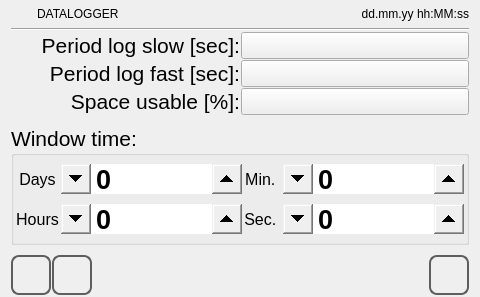
Before: the Qt Designer form qt_templates/ATCM-template-project/datalog_set.ui in MECTsrl/mect_plugins, drawn with Qt 5.
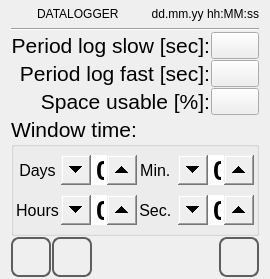
After: the same form once the commit is applied. Icons and pictures are not drawn.

Patch:
```diff
--- a/qt_templates/ATCM-template-project/datalog_set.ui
+++ b/qt_templates/ATCM-template-project/datalog_set.ui
@@ -6,8 +6,7 @@
    <rect>
     <x>0</x>
     <y>0</y>
-    <width>480</width>
-    <height>297</height>
+    %Model%
    </rect>
   </property>
   <property name="minimumSize">
```
